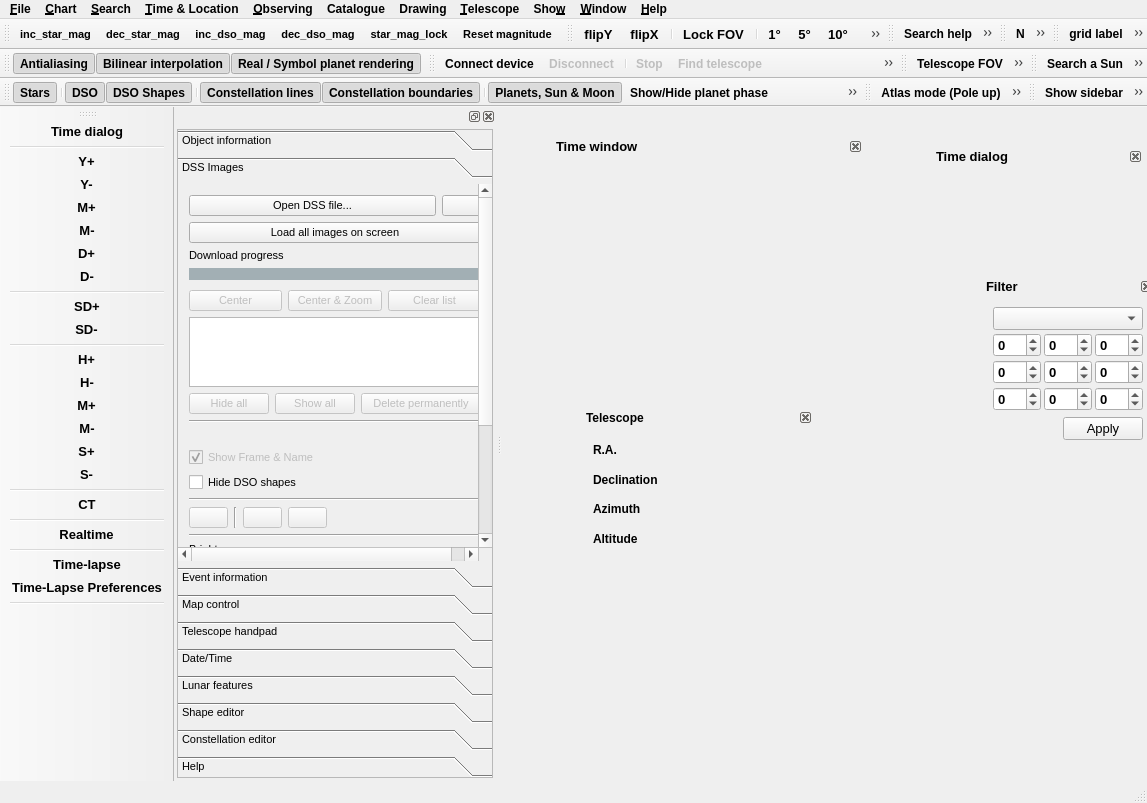
Above: mainwindow.ui from PavelMr/skytechx before the change. Below: the same form after it.
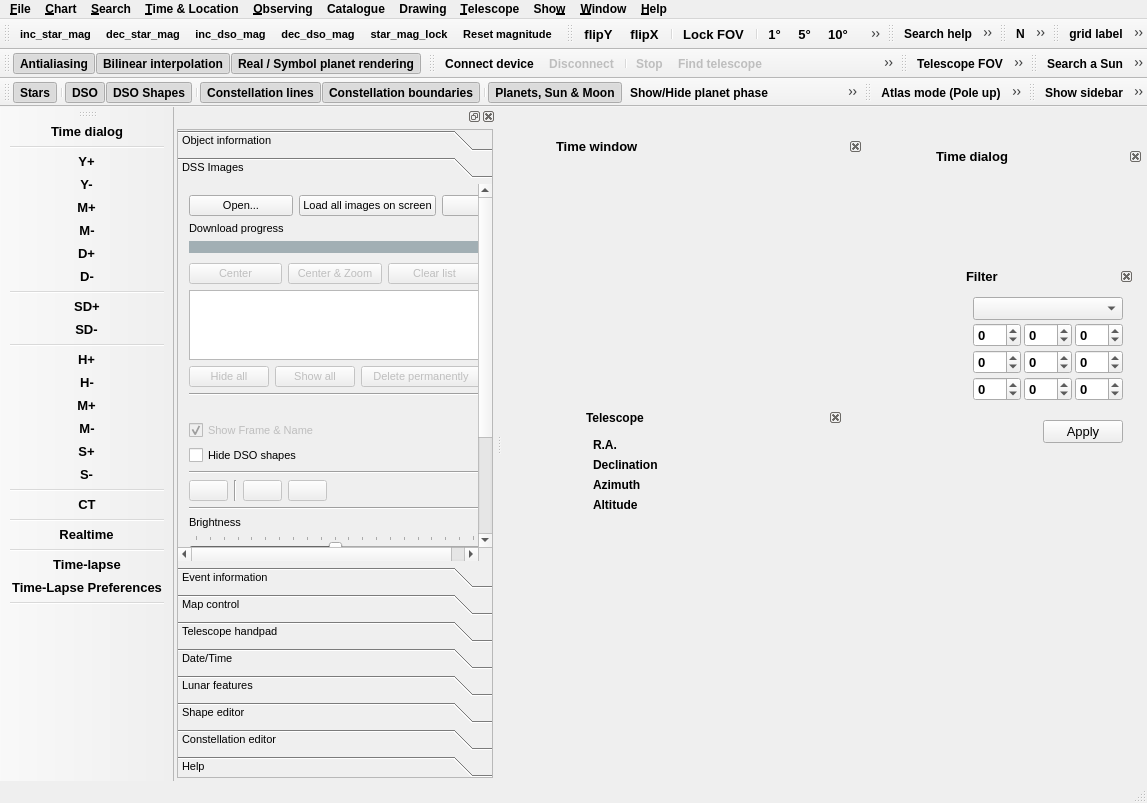
That is the form after the change. The open tabs and pages were chosen to show the change. Icons and pictures are not drawn. Custom widgets are drawn as their Qt base class.

Patch:
```diff
--- a/mainwindow.ui
+++ b/mainwindow.ui
@@ -101,8 +101,8 @@
       <rect>
        <x>80</x>
        <y>281</y>
-       <width>231</width>
-       <height>153</height>
+       <width>261</width>
+       <height>118</height>
       </rect>
      </property>
      <property name="sizePolicy">
@@ -234,6 +234,19 @@
            </property>
           </widget>
          </item>
+         <item row="4" column="0">
+          <spacer name="verticalSpacer_10">
+           <property name="orientation">
+            <enum>Qt::Vertical</enum>
+           </property>
+           <property name="sizeHint" stdset="0">
+            <size>
+             <width>20</width>
+             <height>40</height>
+            </size>
+           </property>
+          </spacer>
+         </item>
         </layout>
        </item>
       </layout>
@@ -284,10 +297,10 @@
      </property>
      <property name="geometry">
       <rect>
-       <x>480</x>
-       <y>150</y>
+       <x>460</x>
+       <y>140</y>
        <width>172</width>
-       <height>181</height>
+       <height>187</height>
       </rect>
      </property>
      <property name="sizePolicy">
@@ -299,7 +312,7 @@
      <property name="minimumSize">
       <size>
        <width>172</width>
-       <height>181</height>
+       <height>187</height>
       </size>
      </property>
      <property name="font">
@@ -431,6 +444,19 @@
            </item>
           </layout>
          </item>
+         <item>
+          <spacer name="verticalSpacer_12">
+           <property name="orientation">
+            <enum>Qt::Vertical</enum>
+           </property>
+           <property name="sizeHint" stdset="0">
+            <size>
+             <width>20</width>
+             <height>40</height>
+            </size>
+           </property>
+          </spacer>
+         </item>
          <item>
           <layout class="QHBoxLayout" name="horizontalLayout_15">
            <item>
@@ -463,19 +489,6 @@
          </item>
         </layout>
        </item>
-       <item>
-        <spacer name="verticalSpacer_6">
-         <property name="orientation">
-          <enum>Qt::Vertical</enum>
-         </property>
-         <property name="sizeHint" stdset="0">
-          <size>
-           <width>20</width>
-           <height>40</height>
-          </size>
-         </property>
-        </spacer>
-       </item>
       </layout>
      </widget>
     </widget>
@@ -1228,7 +1241,7 @@
           <x>0</x>
           <y>0</y>
           <width>302</width>
-          <height>576</height>
+          <height>547</height>
          </rect>
         </property>
         <attribute name="label">
@@ -1236,14 +1249,24 @@
         </attribute>
         <layout class="QVBoxLayout" name="verticalLayout">
          <item>
-          <layout class="QHBoxLayout" name="horizontalLayout_8" stretch="1,0">
+          <layout class="QHBoxLayout" name="horizontalLayout_8" stretch="1,0,0">
            <item>
             <widget class="QPushButton" name="pushButton_2">
              <property name="statusTip">
               <string>Open DSS file</string>
              </property>
              <property name="text">
-              <string>Open DSS file...</string>
+              <string>Open...</string>
+             </property>
+            </widget>
+           </item>
+           <item>
+            <widget class="QPushButton" name="pushButton_3">
+             <property name="toolTip">
+              <string>Load all DSS files on screen </string>
+             </property>
+             <property name="text">
+              <string>Load all images on screen</string>
              </property>
             </widget>
            </item>
@@ -1263,16 +1286,6 @@
            </item>
           </layout>
          </item>
-         <item>
-          <widget class="QPushButton" name="pushButton_3">
-           <property name="toolTip">
-            <string>Load all DSS files on screen </string>
-           </property>
-           <property name="text">
-            <string>Load all images on screen</string>
-           </property>
-          </widget>
-         </item>
          <item>
           <widget class="QLabel" name="label">
            <property name="maximumSize">
```
Left out of the diff: 10 changed lines with no effect on the pictures.
